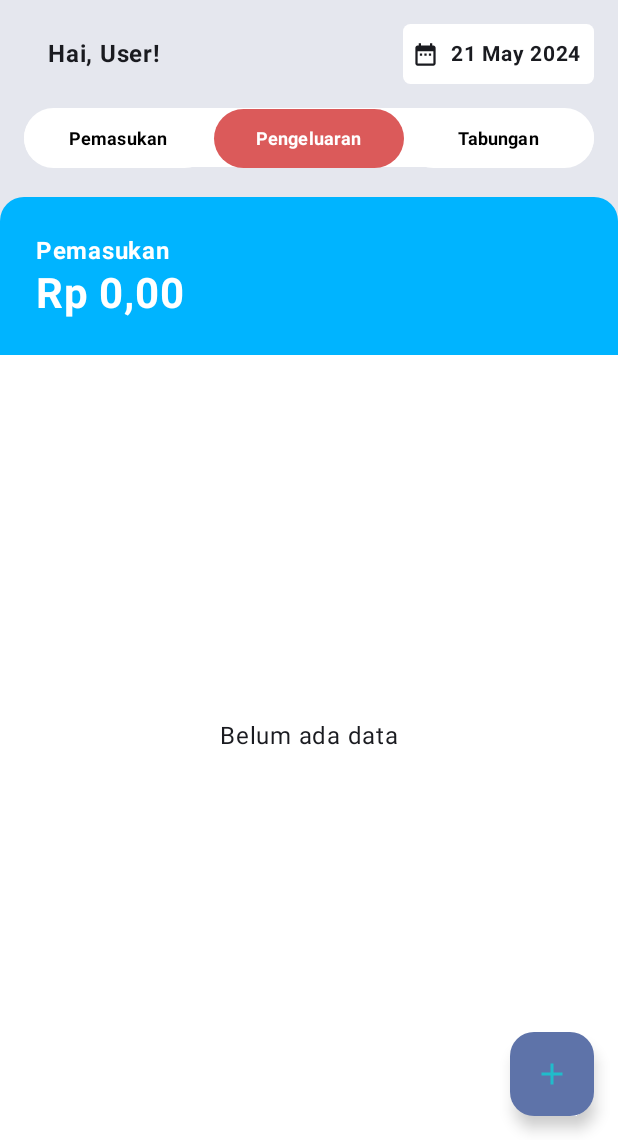
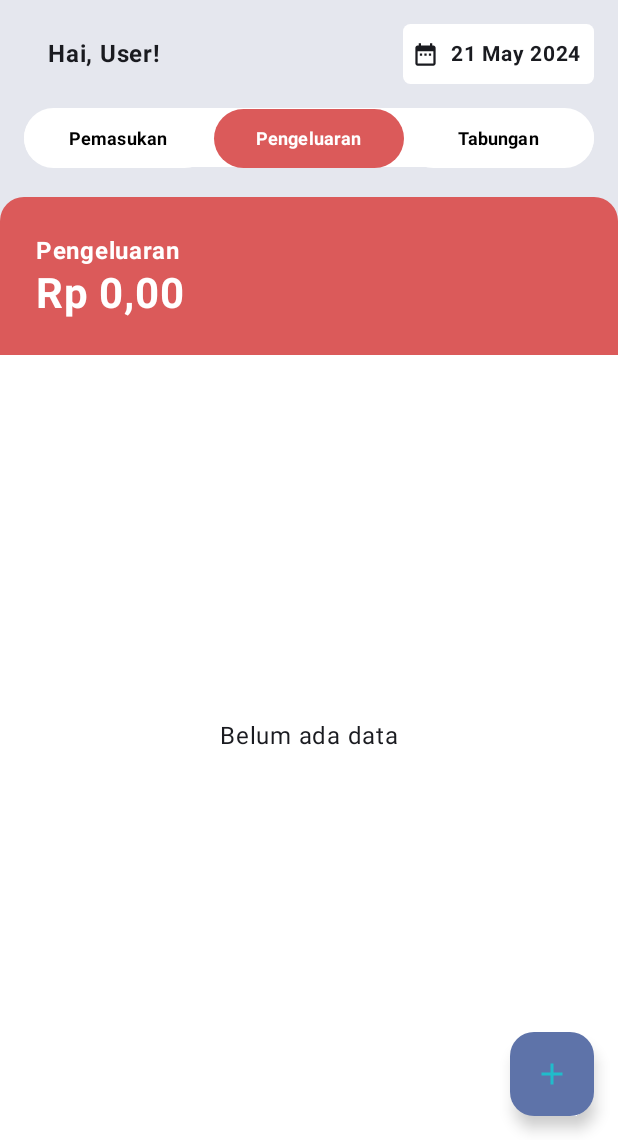
Before and after one commit to appratamaa/ERITMOBILE, an Android app built with Jetpack Compose: the screen it shows after launch (MainActivity), after a tap on "Pengeluaran", on a phone screen of 412 x 824 dp, the part 96-1236 px from its top. Run offline under Robolectric (Android 15) with nearby library versions, the phone set to English and light mode, and no system bars; our stand-ins replace Room's generated code.

Commit message:
Fitur Pemasukan & Pengeluaran LK

```diff
--- a/app/src/main/java/org/bumandhala/eritmobile/database/CatatanDao.kt
+++ b/app/src/main/java/org/bumandhala/eritmobile/database/CatatanDao.kt
@@ -6,17 +6,38 @@ import androidx.room.Query
 import androidx.room.Update
 import kotlinx.coroutines.flow.Flow
 import org.bumandhala.eritmobile.model.Pemasukan
+import org.bumandhala.eritmobile.model.Pengeluaran
 
 @Dao
 interface CatatanDao {
     @Insert
     suspend fun insertPemasukan(catatan: Pemasukan)
+
     @Update
     suspend fun updatePemasukan(catatan: Pemasukan)
+
     @Query("SELECT * FROM pemasukan ORDER BY tanggal DESC")
     fun getCatatanPemasukan(): Flow<List<Pemasukan>>
+
     @Query("SELECT * FROM pemasukan WHERE idPemasukan = :idPemasukan")
     suspend fun getPemasukanById(idPemasukan: Long): Pemasukan?
+
     @Query("DELETE FROM pemasukan WHERE idPemasukan = :idPemasukan")
     suspend fun deletePemasukanByID(idPemasukan: Long)
+
+    @Insert
+    suspend fun insertPengeluaran(catatan: Pengeluaran)
+
+    @Update
+    suspend fun updatePengeluaran(catatan: Pengeluaran)
+
+    @Query("SELECT * FROM pengeluaran ORDER BY tanggal DESC")
+    fun getCatatanPengeluaran(): Flow<List<Pengeluaran>>
+
+    @Query("SELECT * FROM pengeluaran WHERE idPengeluaran = :idPengeluaran")
+    suspend fun getPengeluaranById(idPengeluaran: Long): Pengeluaran?
+
+    @Query("DELETE FROM pengeluaran WHERE idPengeluaran = :idPengeluaran")
+    suspend fun deletePengeluaranByID(idPengeluaran: Long)
+
 }
--- a/app/src/main/java/org/bumandhala/eritmobile/database/CatatanDb.kt
+++ b/app/src/main/java/org/bumandhala/eritmobile/database/CatatanDb.kt
@@ -5,8 +5,9 @@ import androidx.room.Database
 import androidx.room.Room
 import androidx.room.RoomDatabase
 import org.bumandhala.eritmobile.model.Pemasukan
+import org.bumandhala.eritmobile.model.Pengeluaran
 
-@Database(entities = [Pemasukan::class], version = 2, exportSchema = false)
+@Database(entities = [Pemasukan::class, Pengeluaran::class], version = 1, exportSchema = false)
 abstract class CatatanDb : RoomDatabase() {
     abstract val dao: CatatanDao
     companion object {
--- a/app/src/main/java/org/bumandhala/eritmobile/navigation/NavGraph.kt
+++ b/app/src/main/java/org/bumandhala/eritmobile/navigation/NavGraph.kt
@@ -25,8 +25,11 @@ fun SetupNavGraph(navController: NavHostController = rememberNavController()) {
         composable(route = Screen.Home.route){
             MainScreen(navController)
         }
-        composable(route = Screen.FormBaru.route){
+        composable(route = Screen.FormBaruPemasukan.route){
             DetailPemasukanScreen(navController)
+        }
+        composable(route = Screen.FormBaruPengeluaran.route){
+            DetailPengeluaranScreen(navController)
         }
         composable(
             route = Screen.FormUbahPemasukan.route,
@@ -35,7 +38,7 @@ fun SetupNavGraph(navController: NavHostController = rememberNavController()) {
             )
         ) {navBackStackEntry ->
             val idPemasukan = navBackStackEntry.arguments?.getLong(KEY_ID_PEMASUKAN)
-            DetailPemasukanScreen(navController,idPemasukan)
+            DetailPemasukanScreen(navController, idPemasukan)
         }
         composable(
             route = Screen.FormUbahPengeluaran.route,
@@ -44,7 +47,7 @@ fun SetupNavGraph(navController: NavHostController = rememberNavController()) {
             )
         ) {navBackStackEntry ->
             val idPengeluaran = navBackStackEntry.arguments?.getLong(KEY_ID_PENGELUARAN)
-            DetailPengeluaranScreen(navController,idPengeluaran)
+            DetailPengeluaranScreen(navController, idPengeluaran)
         }
     }
 }
--- a/app/src/main/java/org/bumandhala/eritmobile/navigation/Screen.kt
+++ b/app/src/main/java/org/bumandhala/eritmobile/navigation/Screen.kt
@@ -5,7 +5,8 @@ import org.bumandhala.eritmobile.ui.screen.KEY_ID_PENGELUARAN
 
 sealed class Screen(val route: String) {
     data object Home: Screen("mainScreen")
-    data object FormBaru: Screen("detailScreen")
+    data object FormBaruPemasukan: Screen("detailScreenPemasukan")
+    data object FormBaruPengeluaran: Screen("detailScreenPengeluaran")
     data object FormUbahPemasukan: Screen("detailScreen/{$KEY_ID_PEMASUKAN}") {
         fun withIdPemasukan(idPemasukan: Long) = "detailScreen/$idPemasukan"
     }
--- a/app/src/main/java/org/bumandhala/eritmobile/ui/screen/MainScreen.kt
+++ b/app/src/main/java/org/bumandhala/eritmobile/ui/screen/MainScreen.kt
@@ -56,6 +56,7 @@ import androidx.navigation.compose.rememberNavController
 import org.bumandhala.eritmobile.R
 import org.bumandhala.eritmobile.database.CatatanDb
 import org.bumandhala.eritmobile.model.Pemasukan
+import org.bumandhala.eritmobile.model.Pengeluaran
 import org.bumandhala.eritmobile.navigation.Screen
 import org.bumandhala.eritmobile.ui.theme.ERITMOBILETheme
 import org.bumandhala.eritmobile.util.SettingsDataStore
@@ -70,6 +71,8 @@ import java.util.Locale
 @Composable
 fun MainScreen(navController: NavHostController) {
     SettingsDataStore(LocalContext.current)
+
+    var selectedButton by remember { mutableStateOf("Pemasukan") }
 
     Scaffold(
         topBar = {
@@ -95,7 +98,11 @@ fun MainScreen(navController: NavHostController) {
         floatingActionButton = {
             FloatingActionButton(
                 onClick = {
-                    navController.navigate(Screen.FormBaru.route)
+                    when (selectedButton) {
+                        "Pemasukan" -> navController.navigate(Screen.FormBaruPemasukan.route)
+                        "Pengeluaran" -> navController.navigate(Screen.FormBaruPengeluaran.route)
+                        // Tambahkan rute lain jika diperlukan
+                    }
                 }
             ) {
                 Icon(
@@ -111,7 +118,10 @@ fun MainScreen(navController: NavHostController) {
             ScreenContent(
                 modifier = Modifier
                     .padding(padding)
-                    .background(color = MaterialTheme.colorScheme.tertiary), navController
+                    .background(color = MaterialTheme.colorScheme.tertiary),
+                navController = navController,
+                selectedButton = selectedButton,
+                onSelectedButtonChange = { selectedButton = it }
             )
         }
     }
@@ -122,24 +132,33 @@ fun formatRupiah(nominal: Int): String {
         return formatRupiah.format(nominal).replace("Rp", "")
     }
 
+
     @RequiresApi(Build.VERSION_CODES.O)
     @Composable
-fun ScreenContent(modifier: Modifier, navController: NavHostController) {
+    fun ScreenContent(
+        modifier: Modifier,
+        navController: NavHostController,
+        selectedButton: String,
+        onSelectedButtonChange: (String) -> Unit
+    ) {
         val context = LocalContext.current
         val db = CatatanDb.getInstance(context)
         val factory = ViewModelFactory(db.dao)
         val viewModel: MainViewModel = viewModel(factory = factory)
-    val data by viewModel.data.collectAsState()
+        val pemasukanData by viewModel.pemasukanData.collectAsState()
+        val pengeluaranData by viewModel.pengeluaranData.collectAsState()
 
-    Column(modifier = modifier
+        Column(
+            modifier = modifier
                 .fillMaxSize()
-        .background(color = Color(0xFFE5E7EE))) {
+                .background(color = Color(0xFFE5E7EE))
+        ) {
             // Menampilkan salam dan waktu tanggal
             Row(
                 modifier = Modifier
                     .fillMaxWidth()
                     .padding(16.dp), // Tetapkan padding di sini
-            horizontalArrangement = Arrangement.Center,// Menetapkan horizontal alignment ke tengah
+                horizontalArrangement = Arrangement.Center, // Menetapkan horizontal alignment ke tengah
                 verticalAlignment = Alignment.CenterVertically // Menetapkan vertikal alignment ke tengah
             ) {
                 Salutation()
@@ -149,11 +168,17 @@ fun ScreenContent(modifier: Modifier, navController: NavHostController) {
 
             // Menampilkan tombol-tombol
             Row {
-            MyButtons() // Memanggil fungsi MyButtons yang telah dibuat sebelumnya
+                MyButtons(selectedButton) { newSelection ->
+                    onSelectedButtonChange(newSelection)
+                } // Memanggil fungsi MyButtons yang telah dibuat sebelumnya
             }
 
-        // Menampilkan kotak "Pemasukan"
-        val totalNominal = data.sumOf { it.nominal }
+            // Menampilkan kotak "Pemasukan" atau "Pengeluaran"
+            val totalNominal = when (selectedButton) {
+                "Pemasukan" -> pemasukanData.sumOf { it.nominal } - pengeluaranData.sumOf { it.nominal }
+                "Pengeluaran" -> pengeluaranData.sumOf { it.nominal }
+                else -> 0
+            }
             Column(
                 modifier = Modifier
                     .fillMaxWidth()
@@ -163,11 +188,18 @@ fun ScreenContent(modifier: Modifier, navController: NavHostController) {
                             topEnd = 16.dp
                         )
                     )
-                .background(color = Color(0xFF00B4FF))
+                    .background(
+                        color = when (selectedButton) {
+                            "Pemasukan" -> Color(0xFF00B4FF)
+                            "Pengeluaran" -> Color(0xFFDB5A5A)
+                            "Tabungan" -> Color(0xFFFAC36A)
+                            else -> Color(0xFF00B4FF)
+                        }
+                    )
                     .padding(8.dp)
             ) {
                 Text(
-                text = "Pemasukan",
+                    text = selectedButton,
                     modifier = Modifier.padding(16.dp, 16.dp, 8.dp), // Sesuaikan padding di sini
                     fontWeight = FontWeight.Bold,
                     color = White
@@ -181,11 +213,16 @@ fun ScreenContent(modifier: Modifier, navController: NavHostController) {
                 )
             }
 
-        if (data.isEmpty()) {
+            val isEmpty = when (selectedButton) {
+                "Pemasukan" -> pemasukanData.isEmpty()
+                "Pengeluaran" -> pengeluaranData.isEmpty()
+                else -> true
+            }
+
+            if (isEmpty) {
                 Column(
                     modifier = Modifier
                         .fillMaxSize()
-//                    .clip(RoundedCornerShape(topStart = 16.dp, topEnd = 16.dp))
                         .background(color = White)
                         .padding(start = 16.dp, end = 16.dp, bottom = 16.dp),
                     verticalArrangement = Arrangement.Center,
@@ -197,7 +234,6 @@ fun ScreenContent(modifier: Modifier, navController: NavHostController) {
                 Row(
                     modifier = Modifier
                         .fillMaxWidth()
-//                    .clip(RoundedCornerShape(topStart = 16.dp, topEnd = 16.dp))
                         .background(color = White)
                         .padding(16.dp),
                     horizontalArrangement = Arrangement.SpaceEvenly
@@ -228,9 +264,25 @@ fun ScreenContent(modifier: Modifier, navController: NavHostController) {
                         .padding(horizontal = 16.dp, vertical = 8.dp),
                     contentPadding = PaddingValues(bottom = 84.dp)
                 ) {
-                items(data) {
-                    ListPemasukan(pemasukan = it) {
-                        navController.navigate(Screen.FormUbahPemasukan.withIdPemasukan(it.idPemasukan))
+                    if (selectedButton == "Pemasukan") {
+                        items(pemasukanData) { pemasukan ->
+                            ListPemasukan(pemasukan = pemasukan) {
+                                navController.navigate(
+                                    Screen.FormUbahPemasukan.withIdPemasukan(
+                                        pemasukan.idPemasukan
+                                    )
+                                )
+                            }
+                        }
+                    } else if (selectedButton == "Pengeluaran") {
+                        items(pengeluaranData) { pengeluaran ->
+                            ListPengeluaran(pengeluaran = pengeluaran) {
+                                navController.navigate(
+                                    Screen.FormUbahPengeluaran.withIdPengeluaran(
+                                        pengeluaran.idPengeluaran
+                                    )
+                                )
+                            }
                         }
                     }
                 }
@@ -238,12 +290,9 @@ fun ScreenContent(modifier: Modifier, navController: NavHostController) {
         }
     }
 
+
 @Composable
-fun MyButtons() {
-    var isPemasukanClicked by remember { mutableStateOf(true) }
-    var isPengeluaranClicked by remember { mutableStateOf(false) }
-    var isTabunganClicked by remember { mutableStateOf(false) }
-
+fun MyButtons(selectedButton: String, onSelectionChange: (String) -> Unit) {
     Row(
         modifier = Modifier
             .fillMaxWidth()
@@ -254,54 +303,39 @@ fun MyButtons() {
         verticalAlignment = Alignment.CenterVertically
     ) {
         Button(
-            onClick = {
-                isPemasukanClicked = true
-                isPengeluaranClicked = false
-                isTabunganClicked = false
-            },
-            colors = ButtonDefaults.buttonColors(if (isPemasukanClicked) Color(0xFF00B4FF) else White),
-            modifier = Modifier
-                .weight(1f)
+            onClick = { onSelectionChange("Pemasukan") },
+            colors = ButtonDefaults.buttonColors(if (selectedButton == "Pemasukan") Color(0xFF00B4FF) else White),
+            modifier = Modifier.weight(1f)
         ) {
             Text(
                 text = "Pemasukan",
-                color = if (isPemasukanClicked) White else Color.Black,
+                color = if (selectedButton == "Pemasukan") White else Color.Black,
                 fontWeight = FontWeight.Bold,
                 fontSize = 12.sp // Mengatur ukuran font menjadi lebih kecil
             )
         }
 
         Button(
-            onClick = {
-                isPengeluaranClicked = true
-                isPemasukanClicked = false
-                isTabunganClicked = false
-            },
-            colors = ButtonDefaults.buttonColors(if (isPengeluaranClicked) Color(0xFFDB5A5A) else White),
-            modifier = Modifier
-                .weight(1f)
+            onClick = { onSelectionChange("Pengeluaran") },
+            colors = ButtonDefaults.buttonColors(if (selectedButton == "Pengeluaran") Color(0xFFDB5A5A) else White),
+            modifier = Modifier.weight(1f)
         ) {
             Text(
                 text = "Pengeluaran",
-                color = if (isPengeluaranClicked) White else Color.Black,
+                color = if (selectedButton == "Pengeluaran") White else Color.Black,
                 fontWeight = FontWeight.Bold,
                 fontSize = 12.sp // Mengatur ukuran font menjadi lebih kecil
             )
         }
 
         Button(
-            onClick = {
-                isTabunganClicked = true
-                isPemasukanClicked = false
-                isPengeluaranClicked = false
-            },
-            colors = ButtonDefaults.buttonColors(if (isTabunganClicked) Color(0xFFFAC36A) else White),
-            modifier = Modifier
-                .weight(1f)
+            onClick = { onSelectionChange("Tabungan") },
+            colors = ButtonDefaults.buttonColors(if (selectedButton == "Tabungan") Color(0xFFFAC36A) else White),
+            modifier = Modifier.weight(1f)
         ) {
             Text(
                 text = "Tabungan",
-                color = if (isTabunganClicked) White else Color.Black,
+                color = if (selectedButton == "Tabungan") White else Color.Black,
                 fontWeight = FontWeight.Bold,
                 fontSize = 12.sp // Mengatur ukuran font menjadi lebih kecil
             )
@@ -381,6 +415,41 @@ fun ListPemasukan(pemasukan: Pemasukan, onClick: () -> Unit) {
     }
 }
 
+@Composable
+fun ListPengeluaran(pengeluaran: Pengeluaran, onClick: () -> Unit) {
+    Row(
+        modifier = Modifier
+            .fillMaxSize()
+            .clickable { onClick() }
+            .background(color = White)
+            .padding(horizontal = 16.dp, vertical = 8.dp),
+        verticalAlignment = Alignment.CenterVertically,
+        horizontalArrangement = Arrangement.SpaceEvenly
+    ) {
+        Text(
+            text = pengeluaran.tanggal,
+            modifier = Modifier.weight(1f),
+            maxLines = 1,
+            overflow = TextOverflow.Ellipsis,
+            textAlign = TextAlign.Center
+        )
+        Text(
+            text = pengeluaran.nominal.toString(),
+            modifier = Modifier.weight(1f),
+            maxLines = 1,
+            overflow = TextOverflow.Ellipsis,
+            textAlign = TextAlign.Center
+        )
+        Text(
+            text = pengeluaran.keterangan,
+            modifier = Modifier.weight(1f),
+            maxLines = 1,
+            overflow = TextOverflow.Ellipsis,
+            textAlign = TextAlign.Center
+        )
+    }
+}
+
 @RequiresApi(Build.VERSION_CODES.O)
 @Preview(showBackground = true)
 //@Preview(uiMode = Configuration.UI_MODE_NIGHT_YES, showBackground = true)
--- a/app/src/main/java/org/bumandhala/eritmobile/ui/screen/MainViewModel.kt
+++ b/app/src/main/java/org/bumandhala/eritmobile/ui/screen/MainViewModel.kt
@@ -7,9 +7,16 @@ import kotlinx.coroutines.flow.StateFlow
 import kotlinx.coroutines.flow.stateIn
 import org.bumandhala.eritmobile.database.CatatanDao
 import org.bumandhala.eritmobile.model.Pemasukan
+import org.bumandhala.eritmobile.model.Pengeluaran
 
 class MainViewModel(dao: CatatanDao): ViewModel() {
-    val data: StateFlow<List<Pemasukan>> = dao.getCatatanPemasukan().stateIn(
+    val pemasukanData: StateFlow<List<Pemasukan>> = dao.getCatatanPemasukan().stateIn(
+        scope = viewModelScope,
+        started = SharingStarted.WhileSubscribed(5000L),
+        initialValue = emptyList()
+    )
+
+    val pengeluaranData: StateFlow<List<Pengeluaran>> = dao.getCatatanPengeluaran().stateIn(
         scope = viewModelScope,
         started = SharingStarted.WhileSubscribed(5000L),
         initialValue = emptyList()
--- a/app/src/main/res/values/strings.xml
+++ b/app/src/main/res/values/strings.xml
@@ -18,4 +18,5 @@
     <string name="keterangan">Keterangan</string>
     <string name="tambah_pengeluaran">Tambah Pengeluaran</string>
     <string name="edit_pengeluaran">Edit Pengeluaran</string>
+    <string name="keterangan_lainnya">Lainnya</string>
 </resources>
```
Also changed, not shown: app/src/main/java/org/bumandhala/eritmobile/ui/screen/DetailPengeluaranScreen.kt (+76 -22 lines), app/src/main/java/org/bumandhala/eritmobile/ui/screen/DetailViewModel.kt (+37 -0 lines). Lines whose indentation alone changed are shown as unchanged.
